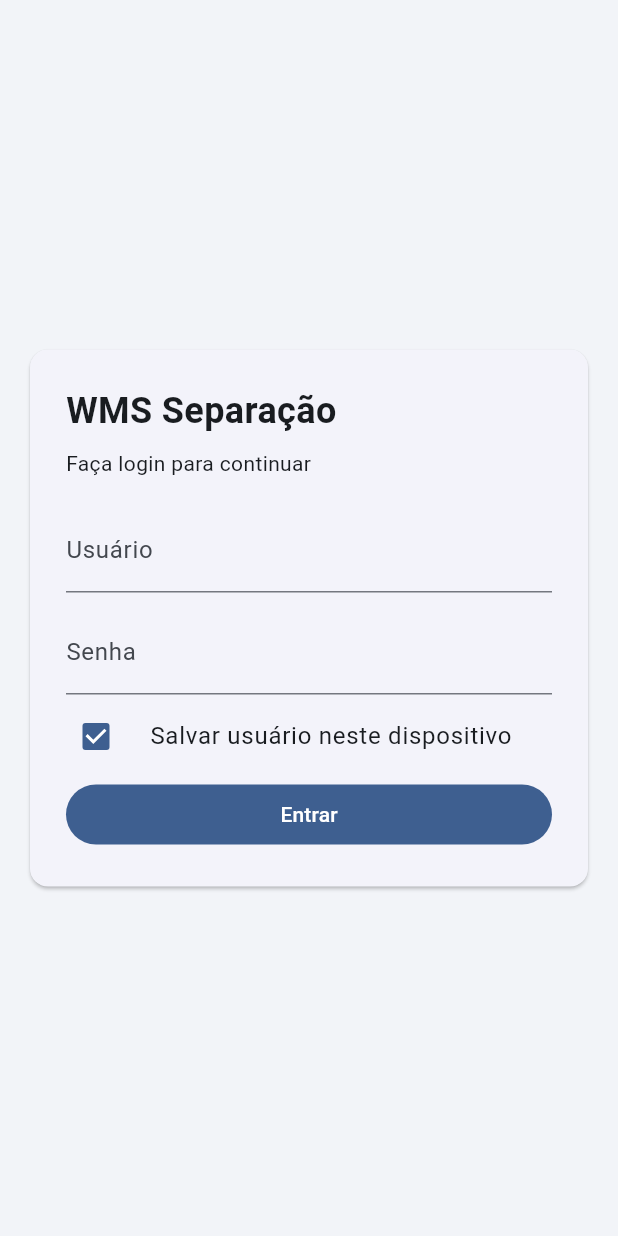
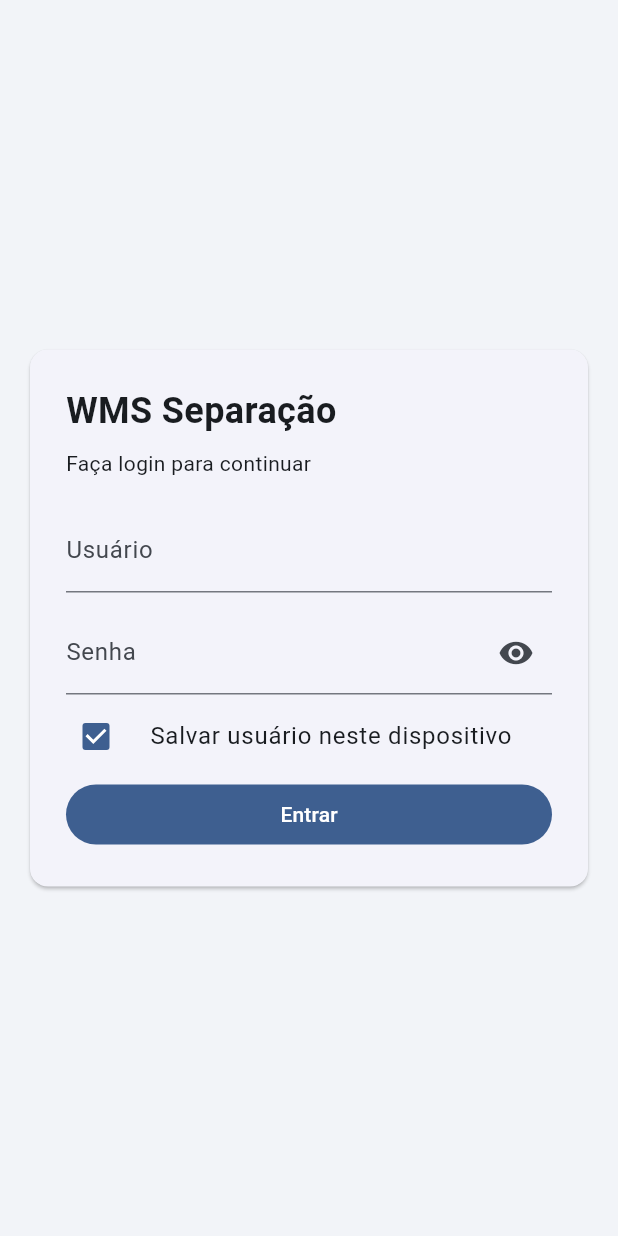
Before and after one commit to albertothe/wms, a Flutter app: the screen it shows after launch, on a phone screen of 412 x 824 dp. Run offline on Flutter 3.47's test engine with Material 3 defaults, Android fonts, the phone set to English and light mode, and no system bars; our stand-ins replace shared_preferences.

Commit message:
frontapp: adiciona exibir senha e corrige acesso de rede no login

```diff
--- a/frontapp/lib/main.dart
+++ b/frontapp/lib/main.dart
@@ -108,6 +108,7 @@ class _LoginScreenState extends State<LoginScreen> {
   final _usuarioController = TextEditingController();
   final _senhaController = TextEditingController();
   bool _salvarUsuario = true;
+  bool _mostrarSenha = false;
   bool _loading = false;
   String? _erro;
 
@@ -227,8 +228,22 @@ class _LoginScreenState extends State<LoginScreen> {
                     const SizedBox(height: 12),
                     TextFormField(
                       controller: _senhaController,
-                      obscureText: true,
-                      decoration: const InputDecoration(labelText: 'Senha'),
+                      obscureText: !_mostrarSenha,
+                      decoration: InputDecoration(
+                        labelText: 'Senha',
+                        suffixIcon: IconButton(
+                          tooltip: _mostrarSenha
+                              ? 'Ocultar senha'
+                              : 'Exibir senha',
+                          onPressed: () =>
+                              setState(() => _mostrarSenha = !_mostrarSenha),
+                          icon: Icon(
+                            _mostrarSenha
+                                ? Icons.visibility_off
+                                : Icons.visibility,
+                          ),
+                        ),
+                      ),
                       validator: (value) => (value == null || value.isEmpty)
                           ? 'Informe a senha'
                           : null,
```
Also changed, not shown: 1 other file.
